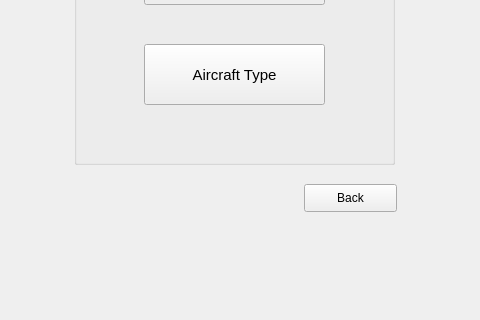
The window that AircraftManager.ui (Muneeba-Badar/DB-Final-Project) describes before a commit, drawn with Qt 5; both pictures show x 176 to 656 and y 246 to 566 of the 809 by 566 pixel window.
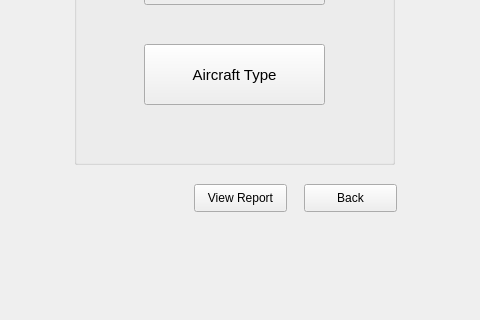
The same window after the commit.

Diff of the .ui file:
```diff
--- a/AircraftManager.ui
+++ b/AircraftManager.ui
@@ -107,6 +107,24 @@
      <string>Aircraft Manager</string>
     </property>
    </widget>
+   <widget class="QPushButton" name="aircraftReport">
+    <property name="geometry">
+     <rect>
+      <x>370</x>
+      <y>430</y>
+      <width>93</width>
+      <height>28</height>
+     </rect>
+    </property>
+    <property name="font">
+     <font>
+      <pointsize>9</pointsize>
+     </font>
+    </property>
+    <property name="text">
+     <string>View Report</string>
+    </property>
+   </widget>
   </widget>
   <widget class="QMenuBar" name="menubar">
    <property name="geometry">
```
Left out of the diff: 2 changed lines with no effect on the pictures.
